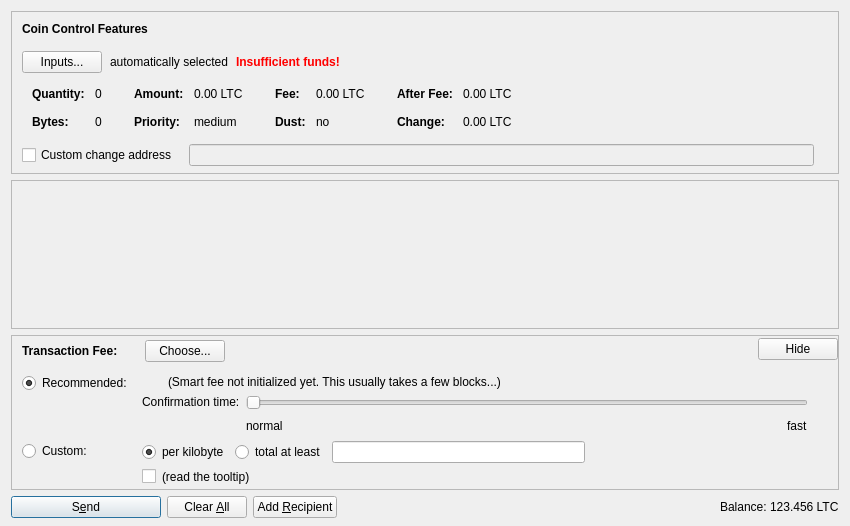
Old version of the form src/qt/forms/sendcoinsdialog.ui in the repository ascensioncoin/litecoin.
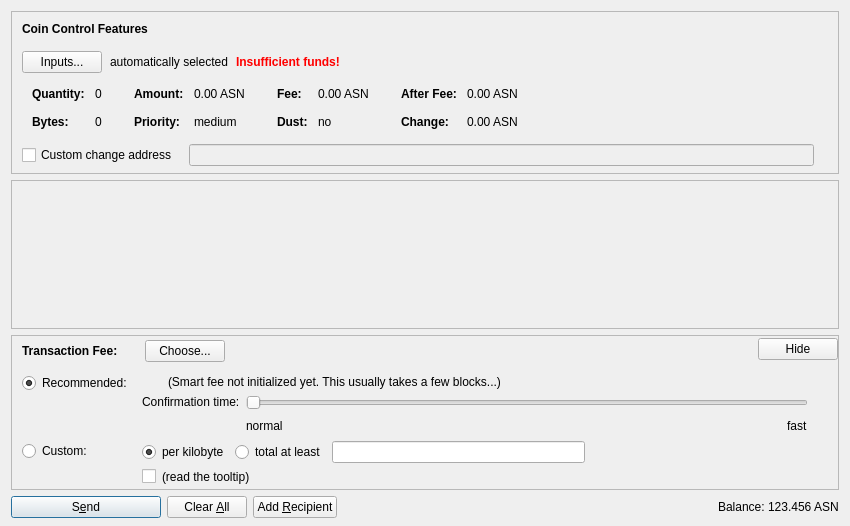
New version of the form. Icons and pictures are not drawn. Custom widgets are drawn as their Qt base class.

Patch:
```diff
--- a/src/qt/forms/sendcoinsdialog.ui
+++ b/src/qt/forms/sendcoinsdialog.ui
@@ -324,7 +324,7 @@
                   <enum>Qt::ActionsContextMenu</enum>
                  </property>
                  <property name="text">
-                  <string notr="true">0.00 LTC</string>
+                  <string notr="true">0.00 ASN</string>
                  </property>
                  <property name="textInteractionFlags">
                   <set>Qt::LinksAccessibleByMouse|Qt::TextSelectableByKeyboard|Qt::TextSelectableByMouse</set>
@@ -404,7 +404,7 @@
                   <enum>Qt::ActionsContextMenu</enum>
                  </property>
                  <property name="text">
-                  <string notr="true">0.00 LTC</string>
+                  <string notr="true">0.00 ASN</string>
                  </property>
                  <property name="textInteractionFlags">
                   <set>Qt::LinksAccessibleByMouse|Qt::TextSelectableByKeyboard|Qt::TextSelectableByMouse</set>
@@ -484,7 +484,7 @@
                   <enum>Qt::ActionsContextMenu</enum>
                  </property>
                  <property name="text">
-                  <string notr="true">0.00 LTC</string>
+                  <string notr="true">0.00 ASN</string>
                  </property>
                  <property name="textInteractionFlags">
                   <set>Qt::LinksAccessibleByMouse|Qt::TextSelectableByKeyboard|Qt::TextSelectableByMouse</set>
@@ -513,7 +513,7 @@
                   <enum>Qt::ActionsContextMenu</enum>
                  </property>
                  <property name="text">
-                  <string notr="true">0.00 LTC</string>
+                  <string notr="true">0.00 ASN</string>
                  </property>
                  <property name="textInteractionFlags">
                   <set>Qt::LinksAccessibleByMouse|Qt::TextSelectableByKeyboard|Qt::TextSelectableByMouse</set>
@@ -1299,7 +1299,7 @@
           <cursorShape>IBeamCursor</cursorShape>
          </property>
          <property name="text">
-          <string notr="true">123.456 LTC</string>
+          <string notr="true">123.456 ASN</string>
          </property>
          <property name="textInteractionFlags">
           <set>Qt::LinksAccessibleByMouse|Qt::TextSelectableByKeyboard|Qt::TextSelectableByMouse</set>
```
Left out of the diff: 4 changed lines with no effect on the pictures.
